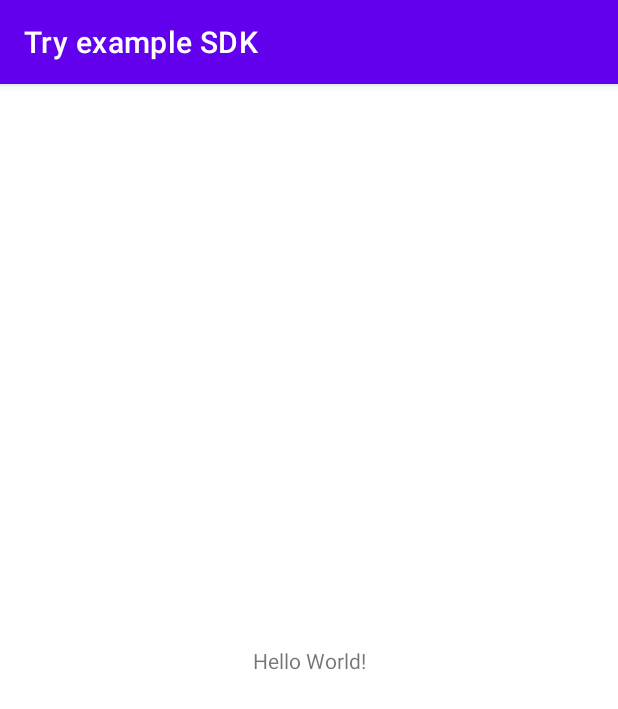
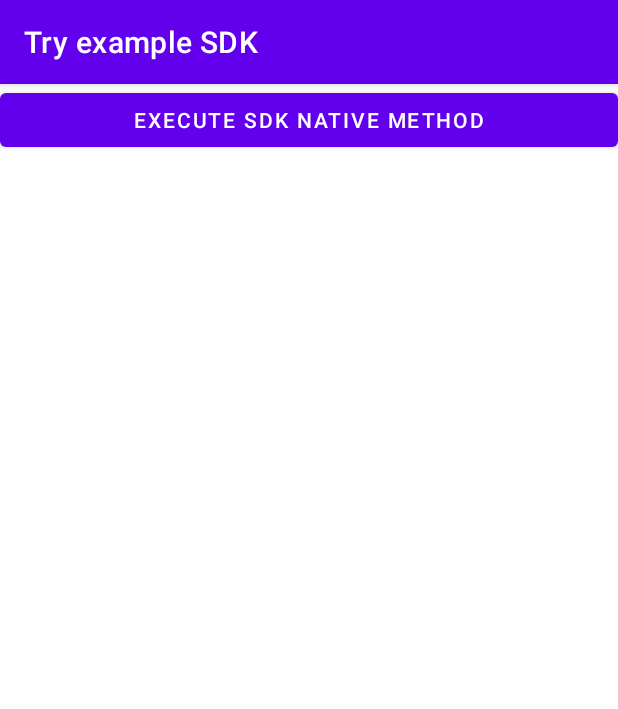
Before and after one commit to milos85vasic/Multiplatform-SDK-Template, an Android app: the screen it shows after launch (MainActivity), on a phone screen of 412 x 824 dp. Shown: the top 709 px of the screen. Run offline under Robolectric (Android 15) with nearby library versions, the phone set to English and light mode, and no system bars.

Commit message:
Native method connected.

```diff
--- a/Android/Application/src/main/java/example/sdk/client/MainActivity.kt
+++ b/Android/Application/src/main/java/example/sdk/client/MainActivity.kt
@@ -1,6 +1,7 @@
 package example.sdk.client
 
 import android.os.Bundle
+import android.widget.Button
 import androidx.appcompat.app.AppCompatActivity
 import example.sdk.SDK
 
@@ -11,6 +12,11 @@ class MainActivity : AppCompatActivity() {
 
         setContentView(R.layout.activity_main)
 
-        SDK.hello()
+        val button = findViewById<Button>(R.id.execute_sdk_native_method)
+        button.setOnClickListener {
+
+
+            SDK.hello()
+        }
     }
 }
--- a/Android/Application/src/main/res/layout/activity_main.xml
+++ b/Android/Application/src/main/res/layout/activity_main.xml
@@ -1,18 +1,15 @@
 <?xml version="1.0" encoding="utf-8"?>
-<androidx.constraintlayout.widget.ConstraintLayout xmlns:android="http://schemas.android.com/apk/res/android"
-    xmlns:app="http://schemas.android.com/apk/res-auto"
+<LinearLayout xmlns:android="http://schemas.android.com/apk/res/android"
     xmlns:tools="http://schemas.android.com/tools"
     android:layout_width="match_parent"
     android:layout_height="match_parent"
+    android:orientation="vertical"
     tools:context=".MainActivity">
 
-    <TextView
-        android:layout_width="wrap_content"
+    <Button
+        android:id="@+id/execute_sdk_native_method"
+        android:layout_width="match_parent"
         android:layout_height="wrap_content"
-        android:text="Hello World!"
-        app:layout_constraintBottom_toBottomOf="parent"
-        app:layout_constraintLeft_toLeftOf="parent"
-        app:layout_constraintRight_toRightOf="parent"
-        app:layout_constraintTop_toTopOf="parent" />
+        android:text="@string/execute_sdk_native_method" />
 
-</androidx.constraintlayout.widget.ConstraintLayout>
+</LinearLayout>
--- a/Android/Application/src/main/res/values/strings.xml
+++ b/Android/Application/src/main/res/values/strings.xml
@@ -1,3 +1,4 @@
 <resources>
     <string name="app_name">Try example SDK</string>
+    <string name="execute_sdk_native_method">Execute SDK native method</string>
 </resources>
--- a/Android/SDK/src/main/java/example/sdk/SDK.kt
+++ b/Android/SDK/src/main/java/example/sdk/SDK.kt
@@ -1,18 +1,11 @@
 package example.sdk
 
-import android.util.Log
-
 object SDK {
-
-    private val tag = SDK::class.simpleName
 
     init {
 
         System.loadLibrary("SDK_Native_JNI")
     }
 
-    fun hello() {
-
-        Log.v(tag, "Hello from SDK")
-    }
+    external fun hello()
 }
```
Also changed, not shown: 1 other file.
